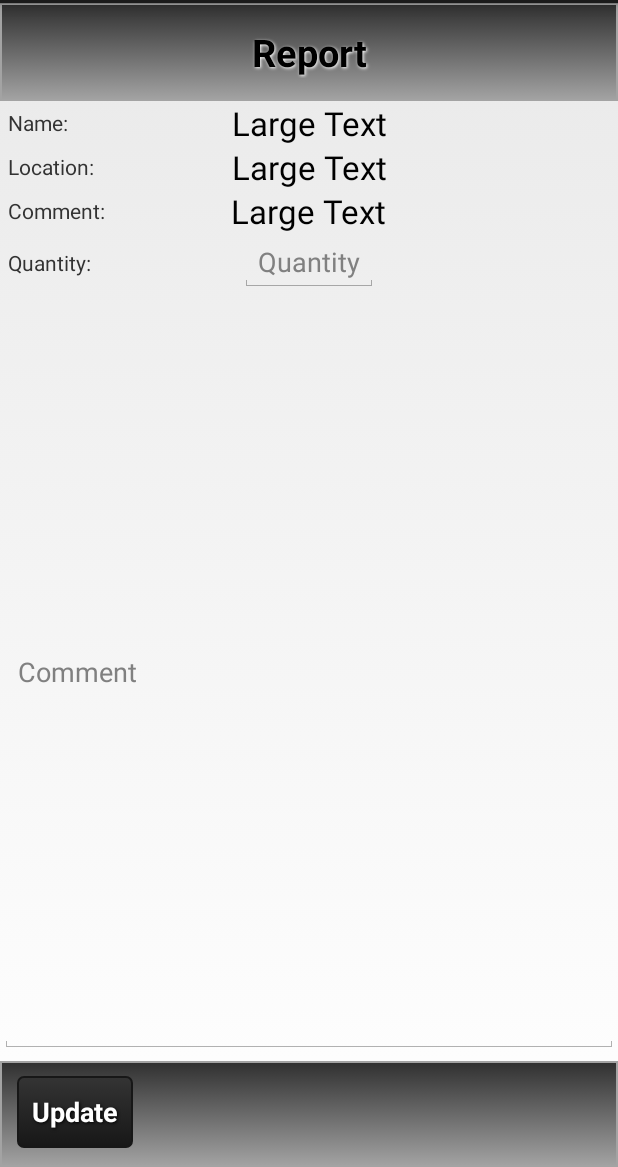
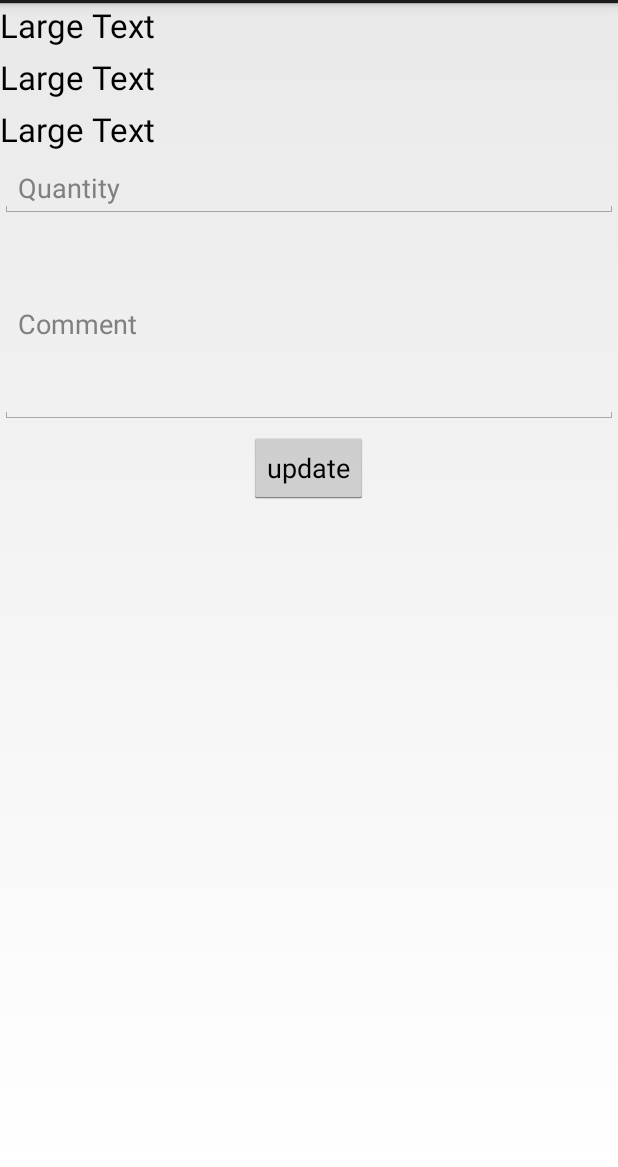
Before and after one commit to markhulia/MySQLTestSample, an Android app: the layout single_item_update.xml on its own in the app's theme, with its tools: preview values and no code run, on a phone screen of 412 x 824 dp, the part 69-1236 px from its top. Run offline under Robolectric (Android 15) with nearby library versions, the phone set to English and light mode, and no system bars.

Commit message:
Revert 53544bf..71156d5
This rolls back to commit 53544bfbd71eaf0c421010755b7dd6e43d68dbb1.

```diff
--- a/app/src/main/java/com/example/mysqltest/ActionFeedbackActivity.java
+++ b/app/src/main/java/com/example/mysqltest/ActionFeedbackActivity.java
@@ -54,7 +54,6 @@ public class ActionFeedbackActivity extends Activity {
                 params.add(new BasicNameValuePair("rowNr", String.valueOf(Globals.getItemRowNumber())));
                 params.add(new BasicNameValuePair("picked", "1"));
                 params.add(new BasicNameValuePair("item_quantity", String.valueOf(Globals.getItemQuantity())));
-                params.add(new BasicNameValuePair("comment", Globals.getItemComment()));
 
                 //Posting parameters to php
                 jsonParser.makeHttpRequest(
--- a/app/src/main/java/com/example/mysqltest/Login.java
+++ b/app/src/main/java/com/example/mysqltest/Login.java
@@ -105,7 +105,7 @@ public class Login extends Activity {
 
 
                     //open second activity
-                    Intent i = new Intent(Login.this, FirstRow.class);
+                    Intent i = new Intent(Login.this, ReportViewer.class);
                     finish();
                     startActivity(i);
                     return json.getString(TAG_MESSAGE);
--- a/app/src/main/java/com/example/mysqltest/OptionFeedbackActivity.java
+++ b/app/src/main/java/com/example/mysqltest/OptionFeedbackActivity.java
@@ -75,8 +75,6 @@ public class OptionFeedbackActivity extends Activity {
                 params.add(new BasicNameValuePair("picked", picked));
                 params.add(new BasicNameValuePair("rowNr", String.valueOf(globals.getItemRowNumber())));
                 params.add(new BasicNameValuePair("item_quantity", numberOfItems));
-                params.add(new BasicNameValuePair("comment", Globals.getItemComment()));
-
 
                 //Posting parameters to php
                 jsonParser.makeHttpRequest(
--- a/app/src/main/res/layout/single_item_update.xml
+++ b/app/src/main/res/layout/single_item_update.xml
@@ -1,165 +1,56 @@
 <?xml version="1.0" encoding="utf-8"?>
-<RelativeLayout xmlns:android="http://schemas.android.com/apk/res/android"
+<LinearLayout xmlns:android="http://schemas.android.com/apk/res/android"
     android:layout_width="match_parent"
     android:layout_height="match_parent"
     android:orientation="vertical"
     android:weightSum="1">
 
-    <LinearLayout
-        android:id="@+id/top_layer"
-        android:layout_width="fill_parent"
-        android:layout_height="wrap_content"
-        android:layout_alignParentLeft="true"
-        android:layout_alignParentTop="true"
-        android:background="@drawable/grey_gradient"
-        android:orientation="horizontal">
-
-        <TextView
-            style="@style/BlackText"
-            android:layout_height="wrap_content"
-            android:layout_gravity="center"
-            android:gravity="center"
-            android:text="@string/report"
-            android:textAppearance="?android:attr/textAppearanceLarge" />
-    </LinearLayout>
-
-
-    <LinearLayout
-        android:layout_width="match_parent"
-        android:layout_height="match_parent"
-        android:layout_below="@+id/top_layer"
-        android:layout_above="@+id/bottom_layer"
-        android:orientation="vertical">
-
-
-    <RelativeLayout
-        android:layout_width="match_parent"
-        android:layout_height="wrap_content">
-
-        <TextView
-
-            android:id="@+id/textView2"
-            android:layout_width="wrap_content"
-            android:layout_height="wrap_content"
-            android:layout_marginLeft="5dp"
-            android:text="Name:"
-            android:layout_centerVertical="true"
-            android:layout_alignParentStart="true" />
 
     <TextView
         android:id="@+id/singleItemUpdate_tvItemName"
-            android:layout_width="wrap_content"
+        android:layout_width="match_parent"
         android:layout_height="wrap_content"
-            android:layout_alignParentTop="true"
-            android:layout_centerHorizontal="true"
-            android:gravity="center"
         android:text="Large Text"
+        android:layout_marginBottom="5dp"
         android:textAppearance="?android:attr/textAppearanceLarge" />
-    </RelativeLayout>
-
-    <RelativeLayout
-        android:layout_width="match_parent"
-        android:layout_height="wrap_content">
 
     <TextView
-            android:layout_width="wrap_content"
+        android:id="@+id/singleItemUpdate_tvItemLocation"
+        android:layout_width="match_parent"
         android:layout_height="wrap_content"
-            android:layout_marginLeft="5dp"
-            android:text="Location:"
-            android:layout_centerVertical="true"
-            android:layout_alignParentStart="true" />
-
-        <TextView
-
-            android:id="@+id/singleItemUpdate_tvItemLocation"
-            android:layout_width="wrap_content"
-            android:layout_height="wrap_content"
-            android:layout_alignParentTop="true"
-            android:layout_centerHorizontal="true"
-            android:gravity="center"
         android:text="Large Text"
+        android:layout_marginBottom="5dp"
         android:textAppearance="?android:attr/textAppearanceLarge" />
-    </RelativeLayout>
-
-    <RelativeLayout
-        android:layout_width="match_parent"
-        android:layout_height="wrap_content">
-
-        <TextView
-            android:id="@+id/textView"
-            android:layout_width="wrap_content"
-            android:layout_height="wrap_content"
-            android:layout_marginLeft="5dp"
-            android:text="Comment:"
-            android:layout_centerVertical="true"
-            android:layout_alignParentStart="true" />
 
     <TextView
         android:id="@+id/singleItemUpdate_tvItemComment"
-            android:layout_width="wrap_content"
+        android:layout_width="match_parent"
         android:layout_height="wrap_content"
-            android:layout_alignParentTop="true"
-            android:layout_centerHorizontal="true"
-            android:layout_centerInParent="true"
         android:text="Large Text"
+        android:layout_marginBottom="5dp"
         android:textAppearance="?android:attr/textAppearanceLarge" />
-    </RelativeLayout>
-
-    <RelativeLayout
-        android:layout_width="match_parent"
-        android:layout_height="wrap_content">
 
     <EditText
         android:id="@+id/singleItemUpdate_etItemQty"
-            android:layout_width="wrap_content"
+        android:layout_width="match_parent"
         android:layout_height="wrap_content"
-            android:layout_alignParentTop="true"
-            android:layout_centerHorizontal="true"
-            android:layout_gravity="center_horizontal"
-            android:hint="Quantity"
-            android:inputType="number" />
-
-        <TextView
-            android:id="@+id/textView"
-            android:layout_width="wrap_content"
-            android:layout_height="wrap_content"
-            android:layout_marginLeft="5dp"
-            android:text="Quantity:"
-            android:layout_centerVertical="true"
-            android:layout_alignParentStart="true" />
-
-    </RelativeLayout>
+        android:layout_marginBottom="5dp"
+        android:hint="Quantity" />
 
     <EditText
         android:id="@+id/singleItemUpdate_etItemComment"
         android:layout_width="match_parent"
-        android:layout_height="match_parent"
+        android:layout_height="0dp"
         android:layout_marginBottom="5dp"
-        android:hint="Comment" />
+        android:hint="Comment"
+        android:layout_weight="0.23" />
 
 
-    </LinearLayout>
-
-
-    <LinearLayout
-        android:id="@+id/bottom_layer"
-        android:layout_width="fill_parent"
-        android:layout_height="wrap_content"
-        android:layout_alignParentBottom="true"
-        android:layout_alignParentLeft="true"
-        android:background="@drawable/grey_gradient"
-        android:orientation="horizontal"
-        android:weightSum="2">
-
     <Button
-            android:id="@+id/viewReport_resetBtn"
-            style="@style/WhiteText"
+        android:id="@+id/singleItemUpdate_UpdateBtn"
         android:layout_width="wrap_content"
         android:layout_height="wrap_content"
-            android:layout_gravity="right"
-            android:background="@drawable/black_button"
-            android:onClick="onUpdateSingleItemButtonClick"
-            android:text="Update" />
+        android:text="update"
+        android:layout_gravity="center_horizontal" />
 
 </LinearLayout>
-</RelativeLayout>
```
Also changed, not shown: app/src/main/AndroidManifest.xml (+6 -8 lines), app/src/main/java/com/example/mysqltest/BackendMagic.java (added, +37 -0 lines), app/src/main/java/com/example/mysqltest/ItemUpdate.java (deleted, +0 -64 lines), app/src/main/java/com/example/mysqltest/NotificationBuilder.java (+96 -90 lines), app/src/main/java/com/example/mysqltest/ReportViewer.java (+9 -14 lines), app/src/main/res/layout/view_report.xml (+6 -5 lines), 33 other files. Lines whose indentation alone changed are shown as unchanged.
